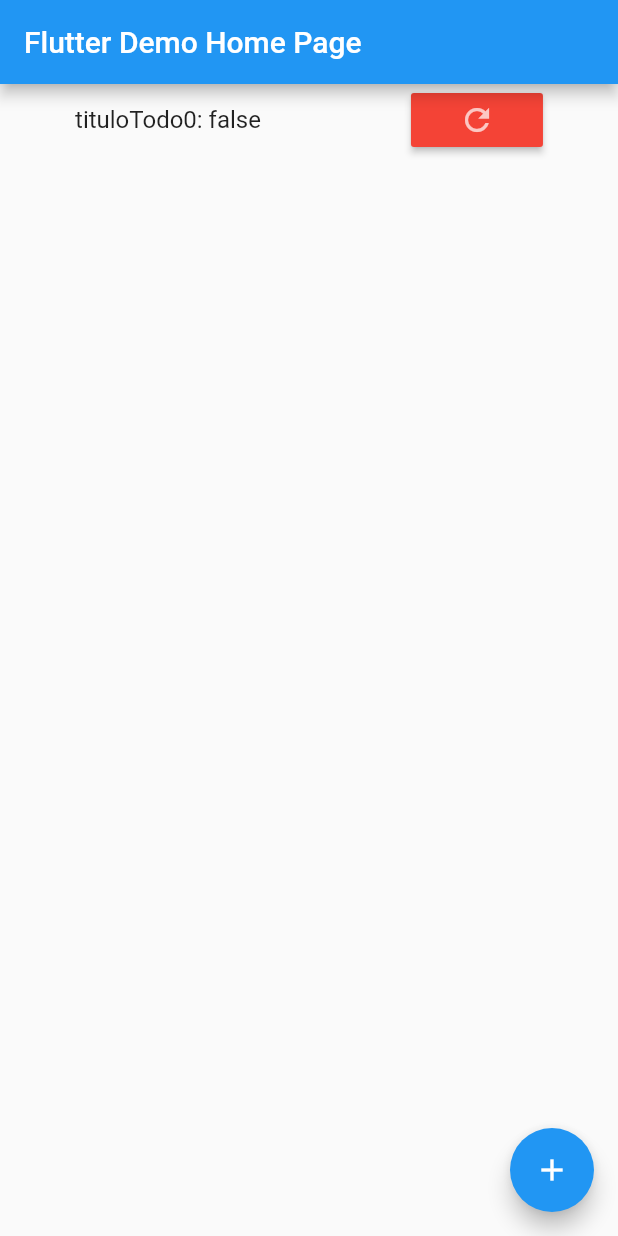
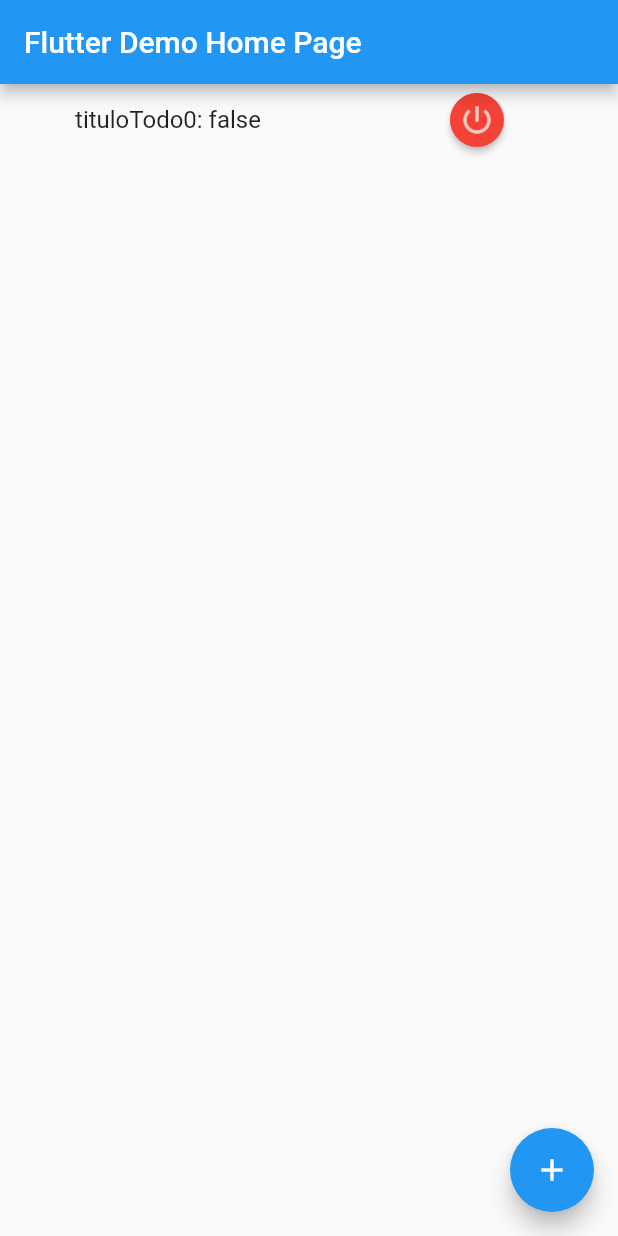
Before and after one commit to rlazom/flutter_new_provider_todo, a Flutter app: the screen it shows after launch, after a tap on the "add" icon, on a phone screen of 412 x 824 dp. Run offline on Flutter 3.47's test engine with Material 2 defaults, Android fonts, the phone set to English and light mode, and no system bars.

Commit message:
Refactor the button UI

```diff
--- a/lib/widgets/todo_list_item_toggle_button.dart
+++ b/lib/widgets/todo_list_item_toggle_button.dart
@@ -13,11 +13,12 @@ class TodoListItemToggleButton extends StatelessWidget {
         print('rebuilding Consumer Todo List Item Toggle Item Button');
 
         return new RaisedButton(
+          shape: CircleBorder(),
           onPressed: (){
             todo.toggle();
           },
-          color: todo.done ? Colors.blue : Colors.red,
-          child: new Icon(Icons.refresh, color: Colors.white70,),
+          color: todo.done ? Colors.green : Colors.red,
+          child: new Icon(Icons.power_settings_new, color: Colors.white70,),
         );
       },
     );
```
